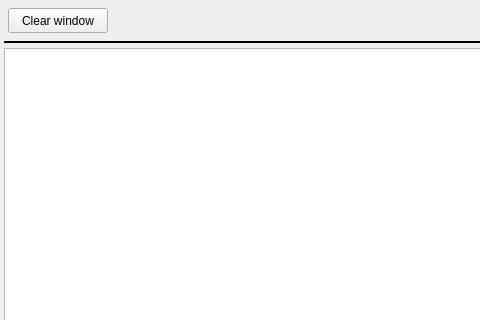
Before: the Qt Designer form mw4/gui/widgets/message.ui in mworion/MountWizzard4, drawn with Qt 5; both pictures show x 0 to 480 and y 0 to 320 of the 800 by 600 pixel window.
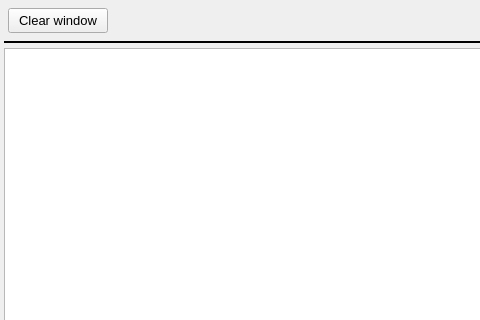
After: the same form once the commit is applied.

Patch:
```diff
--- a/mw4/gui/widgets/message.ui
+++ b/mw4/gui/widgets/message.ui
@@ -19,7 +19,7 @@
   <property name="minimumSize">
    <size>
     <width>800</width>
-    <height>200</height>
+    <height>300</height>
    </size>
   </property>
   <property name="maximumSize">
@@ -43,6 +43,7 @@
   <property name="font">
    <font>
     <family>Arial</family>
+    <pointsize>10</pointsize>
    </font>
   </property>
   <property name="windowTitle">
```
Left out of the diff: 2 changed lines with no effect on the pictures.
